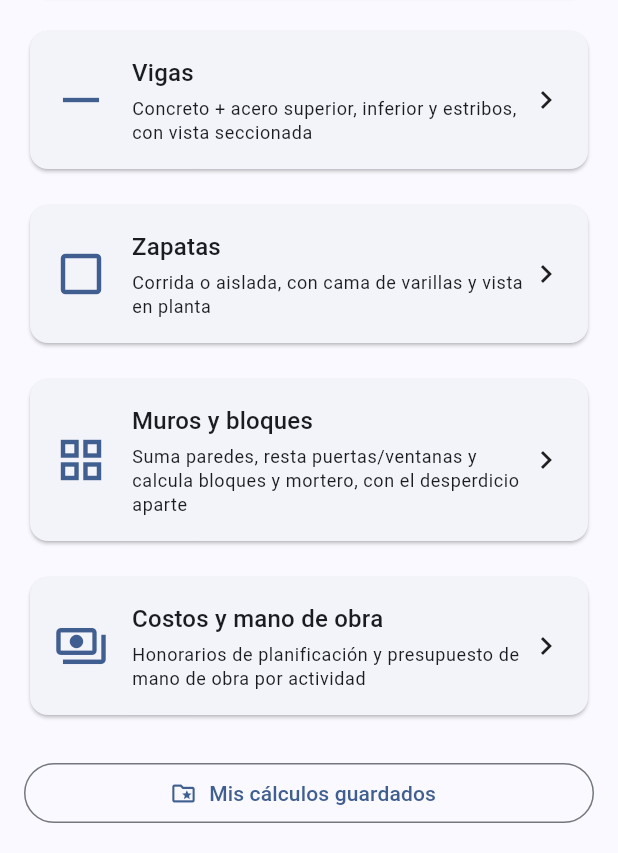
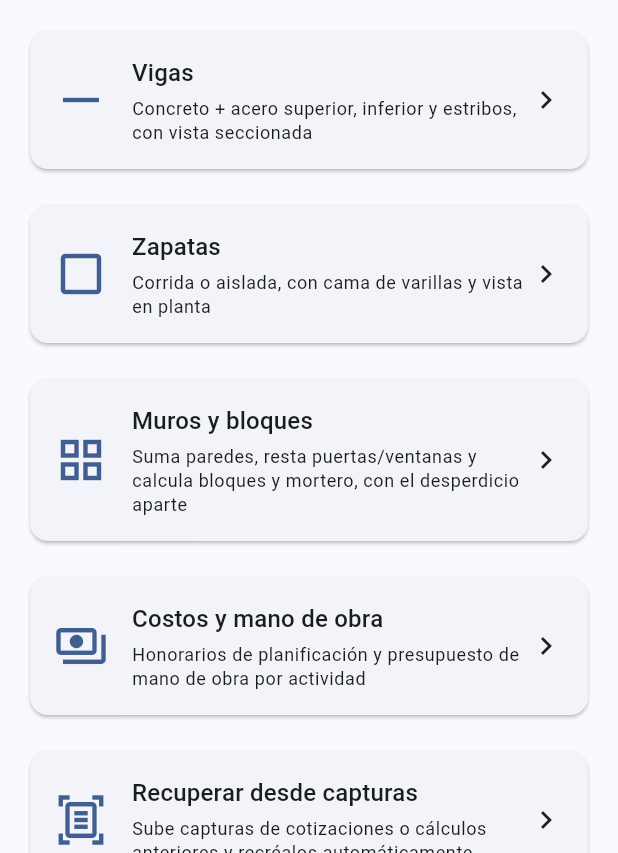
Before and after one commit to denniscastillo202020/Structia, a Flutter app: the screen it shows after launch, scrolled down 224 dp, on a phone screen of 412 x 824 dp, the part 383-1236 px from its top. Run offline on Flutter 3.47's test engine with Material 3 defaults, Android fonts, the phone set to English and light mode, and no system bars; our stand-ins replace image_picker, pdf, printing, shared_preferences; missing offline and left inert: google_mlkit_text_recognition.

Commit message:
Conectar pantalla de OCR (recuperar desde capturas) al menu principal

```diff
--- a/lib/features/home/presentation/screens/home_screen.dart
+++ b/lib/features/home/presentation/screens/home_screen.dart
@@ -7,6 +7,7 @@ import 'package:structia/features/calculadora_mamposteria/presentation/screens/c
 import 'package:structia/features/calculadora_viga/presentation/screens/calculadora_viga_screen.dart';
 import 'package:structia/features/calculadora_zapata/presentation/screens/calculadora_zapata_screen.dart';
 import 'package:structia/features/guardados/presentation/screens/calculos_guardados_screen.dart';
+import 'package:structia/features/importar_ocr/presentation/screens/importar_captura_screen.dart';
 import 'package:structia/features/presupuesto/presentation/screens/presupuesto_screen.dart';
 
 class HomeScreen extends StatelessWidget {
@@ -104,6 +105,15 @@ class HomeScreen extends StatelessWidget {
               MaterialPageRoute(builder: (_) => const PresupuestoScreen()),
             ),
           ),
+          const SizedBox(height: AppConstants.paddingMd),
+          _TarjetaCalculadora(
+            icono: Icons.document_scanner_outlined,
+            titulo: 'Recuperar desde capturas',
+            descripcion: 'Sube capturas de cotizaciones o cálculos anteriores y recréalos automáticamente',
+            onTap: () => Navigator.of(context).push(
+              MaterialPageRoute(builder: (_) => const ImportarCapturaScreen()),
+            ),
+          ),
           const SizedBox(height: AppConstants.paddingLg),
           OutlinedButton.icon(
             onPressed: () => Navigator.of(context).push(
```
